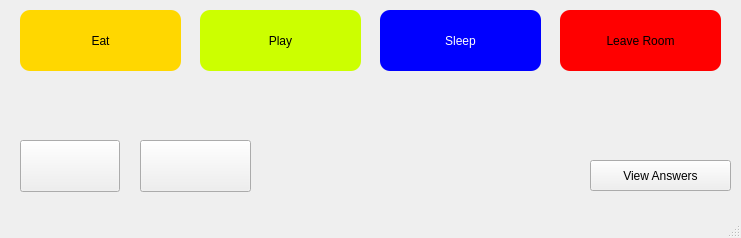
The window that messages.ui (phakobyan/messages) describes before a commit, drawn with Qt 5.
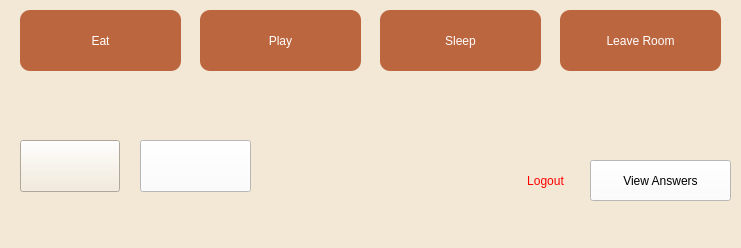
The same window after the commit. Icons and pictures are not drawn.

Commit message: new logout button and some changes

The edit to the form file:
```diff
--- a/messages.ui
+++ b/messages.ui
@@ -7,14 +7,32 @@
     <x>0</x>
     <y>0</y>
     <width>741</width>
-    <height>238</height>
+    <height>248</height>
    </rect>
   </property>
+  <property name="sizePolicy">
+   <sizepolicy hsizetype="Fixed" vsizetype="Fixed">
+    <horstretch>0</horstretch>
+    <verstretch>0</verstretch>
+   </sizepolicy>
+  </property>
+  <property name="minimumSize">
+   <size>
+    <width>741</width>
+    <height>248</height>
+   </size>
+  </property>
+  <property name="maximumSize">
+   <size>
+    <width>742</width>
+    <height>248</height>
+   </size>
+  </property>
   <property name="windowTitle">
    <string>Hotel Order Menu</string>
   </property>
   <property name="styleSheet">
-   <string notr="true"/>
+   <string notr="true">background-color: #f3e8d5;</string>
   </property>
   <widget class="QWidget" name="centralwidget">
    <widget class="QPushButton" name="EatButton">
@@ -35,11 +53,11 @@
     <property name="styleSheet">
      <string notr="true">QPushButton
 {
-  border: transparent;
+  border: 2px transparent;
   border-radius: 10px;
   padding: 0 8px;
-  background: #ffd700;
-  color: black
+  background: #bc663f;
+ color: White
 }
 QPushButton:hover {
 background-color: #d9be2b; 
@@ -70,11 +88,11 @@
     <property name="styleSheet">
      <string notr="true">QPushButton
 {
-  border: transparent;
+  border: 2px transparent;
   border-radius: 10px;
   padding: 0 8px;
-  background: #ccff00;
-  color: black
+  background: #bc663f;
+ color: White
 }
 QPushButton:hover {
 background-color: #aecf2b; 
@@ -103,7 +121,7 @@
   border: 2px transparent;
   border-radius: 10px;
   padding: 0 8px;
-  background: Blue;
+  background: #bc663f;
  color: White
 }
 QPushButton:hover {
@@ -133,7 +151,8 @@
   border: 2px transparent;
   border-radius: 10px;
   padding: 0 8px;
-  background: Red;
+  background: #bc663f;
+ color: White
 }
 QPushButton:hover {
 background-color: white; 
@@ -150,12 +169,16 @@
       <x>590</x>
       <y>160</y>
       <width>141</width>
-      <height>31</height>
+      <height>41</height>
      </rect>
     </property>
     <property name="cursor">
      <cursorShape>PointingHandCursor</cursorShape>
     </property>
+    <property name="styleSheet">
+     <string notr="true">background-color: rgb(255, 255, 255);
+color: rgb(0, 0, 0);</string>
+    </property>
     <property name="text">
      <string>View Answers</string>
     </property>
@@ -182,7 +205,8 @@
      </size>
     </property>
     <property name="styleSheet">
-     <string notr="true">background-image: url(:/new/prefix1/images/fb-share.png);</string>
+     <string notr="true">background-image: url(:/new/prefix1/images/fb-share.png);
+border-color: Transparent;</string>
     </property>
     <property name="text">
      <string/>
@@ -210,12 +234,44 @@
      </size>
     </property>
     <property name="styleSheet">
-     <string notr="true">background-image: url(:/new/prefix1/images/Google_Pay_Logo.png);</string>
+     <string notr="true">background-image: url(:/new/prefix1/images/Google_Pay_Logo.png);
+background-color: rgb(255, 255, 255);
+border-color: Transparent;</string>
     </property>
     <property name="text">
      <string/>
     </property>
    </widget>
+   <widget class="QPushButton" name="LogOut">
+    <property name="geometry">
+     <rect>
+      <x>510</x>
+      <y>170</y>
+      <width>71</width>
+      <height>21</height>
+     </rect>
+    </property>
+    <property name="cursor">
+     <cursorShape>PointingHandCursor</cursorShape>
+    </property>
+    <property name="styleSheet">
+     <string notr="true">QPushButton
+{
+  border: 2px transparent;
+  border-radius: 10px;
+  padding: 0 8px;
+  background: transparent;
+  color: Red;
+}
+QPushButton:hover {
+background-color: Red; 
+color: White;              
+}</string>
+    </property>
+    <property name="text">
+     <string>Logout</string>
+    </property>
+   </widget>
   </widget>
   <widget class="QMenuBar" name="menubar">
    <property name="geometry">
```
Left out of the diff: 14 changed lines with no effect on the pictures. The commit also changes 8 other files.
